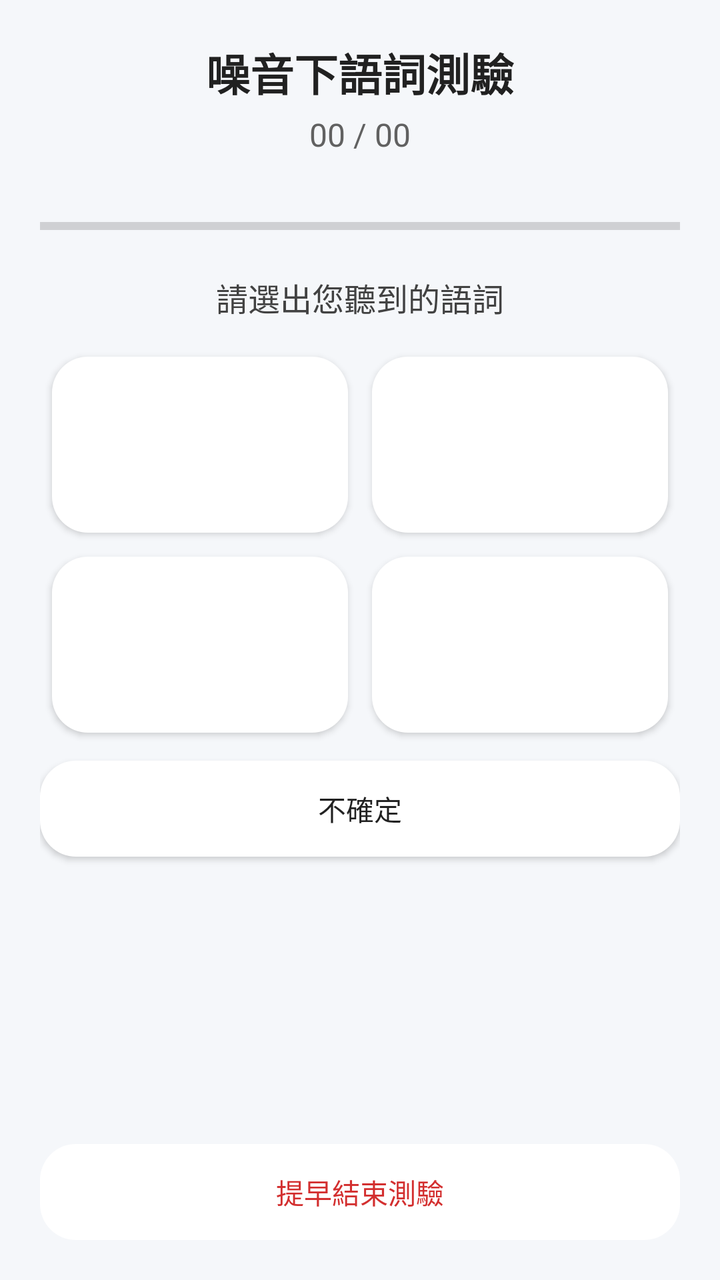
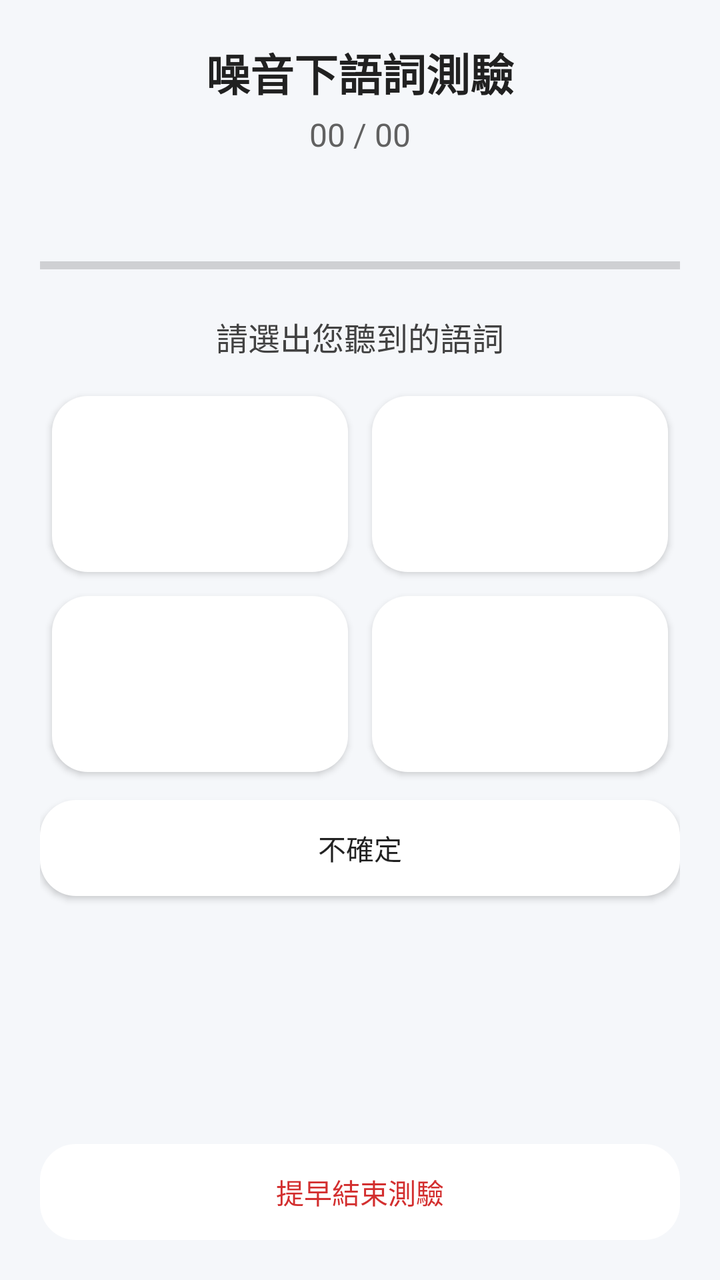

The first picture is an Android layout as it rendered before a commit; the second is the same layout after the commit. The layout source and the unified diff follow.
<!-- AndroidManifest.xml: activity theme Theme.AppCompat.Light.NoActionBar -->
<!-- res/layout/activity_ssn_test.xml -->
<?xml version="1.0" encoding="utf-8"?>
<LinearLayout xmlns:android="http://schemas.android.com/apk/res/android"
    android:layout_width="match_parent"
    android:layout_height="match_parent"
    android:orientation="vertical"
    android:padding="20dp"
    android:fitsSystemWindows="true"
    android:background="#F5F7FA">

    <TextView
        android:layout_width="wrap_content"
        android:layout_height="wrap_content"
        android:layout_gravity="center_horizontal"
        android:text="噪音下語詞測驗"
        android:textSize="22sp"
        android:textStyle="bold"
        android:textColor="#212121" />

    <TextView
        android:id="@+id/textViewSsnQuestionCount"
        android:layout_width="wrap_content"
        android:layout_height="wrap_content"
        android:layout_gravity="center_horizontal"
        android:layout_marginTop="4dp"
        android:text="00 / 00"
        android:textSize="16sp"
        android:textColor="#616161" />

    <TextView
        android:id="@+id/textViewSsnSnr"
        android:layout_width="wrap_content"
        android:layout_height="wrap_content"
        android:layout_gravity="center_horizontal"
        android:text=""
        android:textSize="14sp"
        android:textColor="#1976D2" />

    <ProgressBar
        android:id="@+id/progressBarSsn"
        style="?android:attr/progressBarStyleHorizontal"
        android:layout_width="match_parent"
        android:layout_height="wrap_content"
        android:layout_marginTop="8dp" />

    <TextView
        android:layout_width="wrap_content"
        android:layout_height="wrap_content"
        android:layout_gravity="center_horizontal"
        android:layout_marginTop="16dp"
        android:text="請選出您聽到的語詞"
        android:textSize="16sp"
        android:textColor="#424242" />

    <GridLayout
        android:layout_width="match_parent"
        android:layout_height="wrap_content"
        android:layout_marginTop="12dp"
        android:columnCount="2"
        android:rowCount="2">

        <Button
            android:id="@+id/buttonSsnOption1"
            android:layout_width="0dp"
            android:layout_height="88dp"
            android:layout_columnWeight="1"
            android:layout_margin="6dp"
            android:textSize="22sp"
        android:background="@drawable/rounded_button" />

        <Button
            android:id="@+id/buttonSsnOption2"
            android:layout_width="0dp"
            android:layout_height="88dp"
            android:layout_columnWeight="1"
            android:layout_margin="6dp"
            android:textSize="22sp"
        android:background="@drawable/rounded_button" />

        <Button
            android:id="@+id/buttonSsnOption3"
            android:layout_width="0dp"
            android:layout_height="88dp"
            android:layout_columnWeight="1"
            android:layout_margin="6dp"
            android:textSize="22sp"
        android:background="@drawable/rounded_button" />

        <Button
            android:id="@+id/buttonSsnOption4"
            android:layout_width="0dp"
            android:layout_height="88dp"
            android:layout_columnWeight="1"
            android:layout_margin="6dp"
            android:textSize="22sp"
        android:background="@drawable/rounded_button" />
    </GridLayout>

    <Button
        android:id="@+id/buttonSsnNotSure"
        android:layout_width="match_parent"
        android:layout_height="wrap_content"
        android:layout_marginTop="8dp"
        android:text="不確定"
        android:background="@drawable/rounded_button" />

    <View
        android:layout_width="match_parent"
        android:layout_height="0dp"
        android:layout_weight="1" />

    <Button
        android:id="@+id/buttonSsnEndEarly"
        android:layout_width="match_parent"
        android:layout_height="wrap_content"
        android:text="提早結束測驗"
        style="?android:attr/borderlessButtonStyle"
        android:textColor="#D32F2F"
        android:background="@drawable/rounded_button" />

</LinearLayout>
<!-- resources referenced by this layout -->
<resources>
  <!-- drawable rounded_button (drawable) -->
  <?xml version="1.0" encoding="utf-8"?>
  <shape xmlns:android="http://schemas.android.com/apk/res/android"
      android:shape="rectangle">
      <solid android:color="#FFFFFF" />
      <corners android:radius="18dp" />
  </shape>
</resources>

<!-- the commit's change to res/layout/activity_ssn_test.xml (unified diff, before → after) -->
@@ -34,6 +34,16 @@
         android:text=""
         android:textSize="14sp"
         android:textColor="#1976D2" />
+
+    <TextView
+        android:id="@+id/textViewSsnDspStatus"
+        android:layout_width="wrap_content"
+        android:layout_height="wrap_content"
+        android:layout_gravity="center_horizontal"
+        android:layout_marginTop="2dp"
+        android:text=""
+        android:textSize="13sp"
+        android:textStyle="bold" />
 
     <ProgressBar
         android:id="@+id/progressBarSsn"
